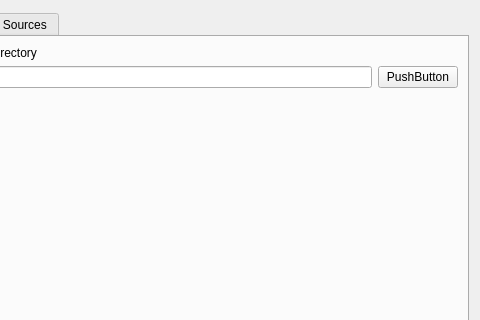
Above: ui/settings_dialog.ui from BrnSlr/CuteBoard before the change; both pictures show x 117 to 597 and y 0 to 320 of the 597 by 573 pixel window. Below: the same form after it.
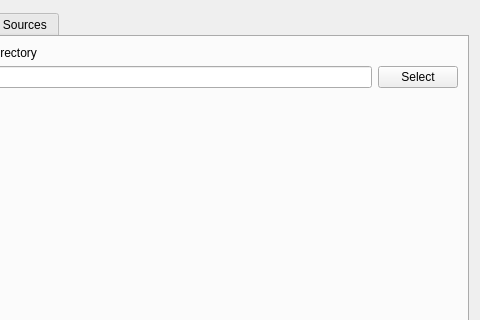
That is the form after the change. The open tabs and pages were chosen to show the change.

The edit to the form file:
```diff
--- a/ui/settings_dialog.ui
+++ b/ui/settings_dialog.ui
@@ -39,7 +39,7 @@
          <item>
           <widget class="QPushButton" name="workingDirectoryPushButton">
            <property name="text">
-            <string>PushButton</string>
+            <string>Select</string>
            </property>
           </widget>
          </item>
```
Left out of the diff: 2 changed lines with no effect on the pictures.
